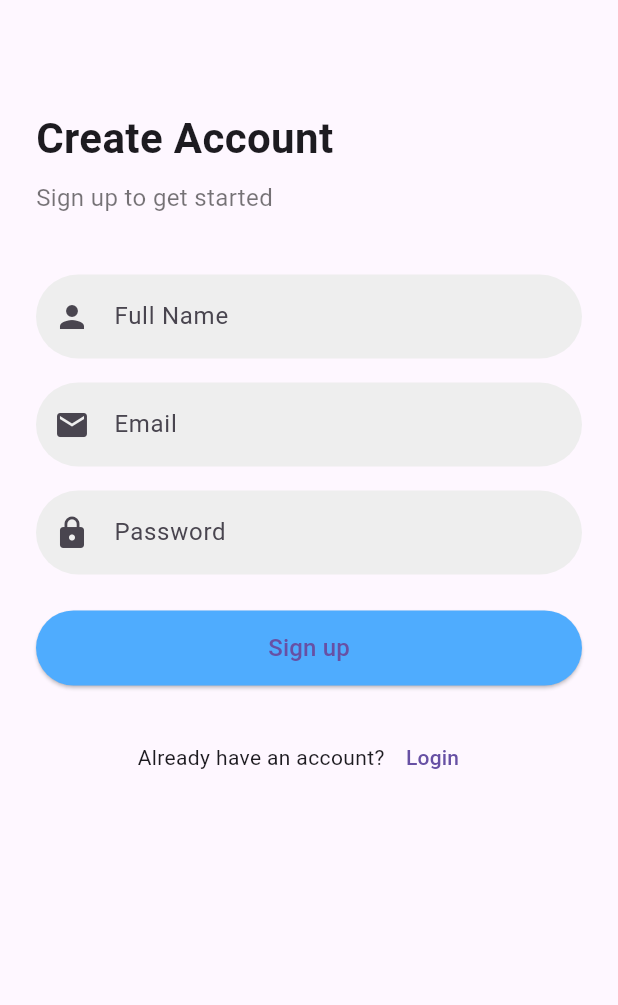
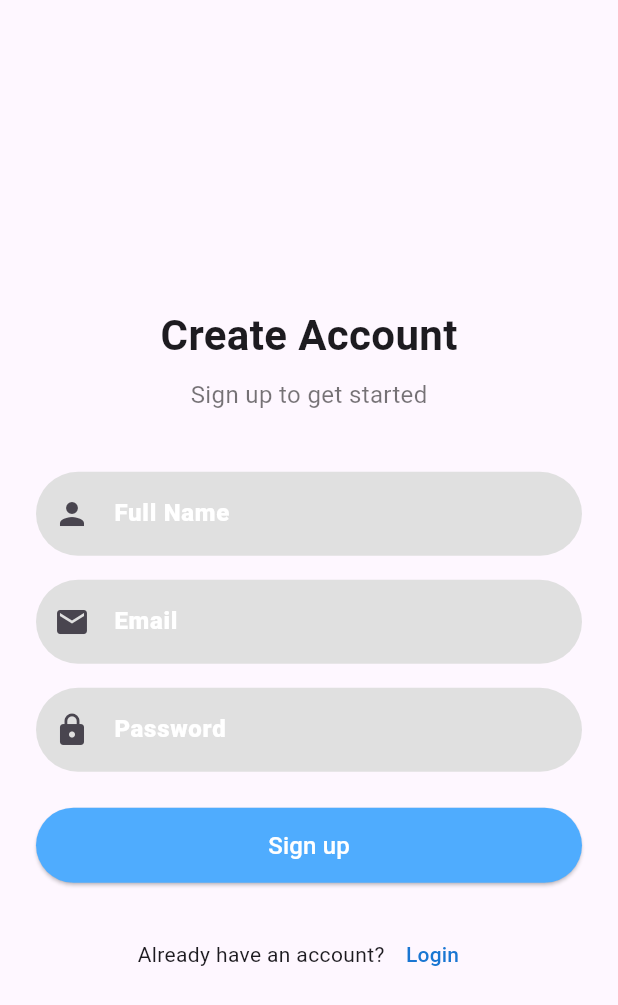
Before and after one commit to MathibelaD/P, a Flutter app: the SignUpScreen screen opened directly, on a phone screen of 412 x 824 dp. Shown: the top 1005 px of the screen. Run offline on Flutter 3.47's test engine with Material 3 defaults, Android fonts, the phone set to English and light mode, and no system bars.

Commit message:
fix: signup design

```diff
--- a/lib/screens/signup_screen.dart
+++ b/lib/screens/signup_screen.dart
@@ -14,9 +14,10 @@ class SignUpScreen extends StatelessWidget {
       body: SafeArea(
         child: Padding(
           padding: const EdgeInsets.symmetric(horizontal: 24, vertical: 32),
+          child: Center(
           child: SingleChildScrollView(
             child: Column(
-              crossAxisAlignment: CrossAxisAlignment.start,
+              crossAxisAlignment: CrossAxisAlignment.center,
               children: [
                 const SizedBox(height: 40),
                 const Text(
@@ -39,9 +40,13 @@ class SignUpScreen extends StatelessWidget {
                   controller: nameController,
                   decoration: InputDecoration(
                     labelText: 'Full Name',
+                    labelStyle: TextStyle(
+                        color: Colors.white,
+                        fontWeight: FontWeight.w800,
+                      ),
                     prefixIcon: const Icon(Icons.person),
                     filled: true,
-                    fillColor: Colors.grey[200],
+                    fillColor: Colors.grey[300],
                     border: OutlineInputBorder(
                       borderRadius: BorderRadius.circular(30),
                       borderSide: BorderSide.none,
@@ -53,9 +58,13 @@ class SignUpScreen extends StatelessWidget {
                   controller: emailController,
                   decoration: InputDecoration(
                     labelText: 'Email',
+                    labelStyle: TextStyle(
+                        color: Colors.white,
+                        fontWeight: FontWeight.w800,
+                      ),
                     prefixIcon: const Icon(Icons.email),
                     filled: true,
-                    fillColor: Colors.grey[200],
+                    fillColor: Colors.grey[300],
                     border: OutlineInputBorder(
                       borderRadius: BorderRadius.circular(30),
                       borderSide: BorderSide.none,
@@ -68,9 +77,13 @@ class SignUpScreen extends StatelessWidget {
                   obscureText: true,
                   decoration: InputDecoration(
                     labelText: 'Password',
+                    labelStyle: TextStyle(
+                        color: Colors.white,
+                        fontWeight: FontWeight.w800,
+                      ),
                     prefixIcon: const Icon(Icons.lock),
                     filled: true,
-                    fillColor: Colors.grey[200],
+                    fillColor: Colors.grey[300],
                     border: OutlineInputBorder(
                       borderRadius: BorderRadius.circular(30),
                       borderSide: BorderSide.none,
@@ -93,7 +106,8 @@ class SignUpScreen extends StatelessWidget {
                     ),
                     child: const Text(
                       'Sign up',
-                      style: TextStyle(fontSize: 16),
+                      style: TextStyle(fontSize: 16,
+                      color: Colors.white),
                     ),
                   ),
                 ),
@@ -106,6 +120,10 @@ class SignUpScreen extends StatelessWidget {
                       onPressed: () {
                         Navigator.of(context).pop(); // go back to login
                       },
+                      style: TextButton.styleFrom(
+                          foregroundColor:
+                              Colors.blue[700], // Your desired text color here
+                        ),
                       child: const Text('Login'),
                     ),
                   ],
@@ -113,7 +131,7 @@ class SignUpScreen extends StatelessWidget {
               ],
             ),
           ),
-        ),
+        ),)
       ),
     );
   }
```
